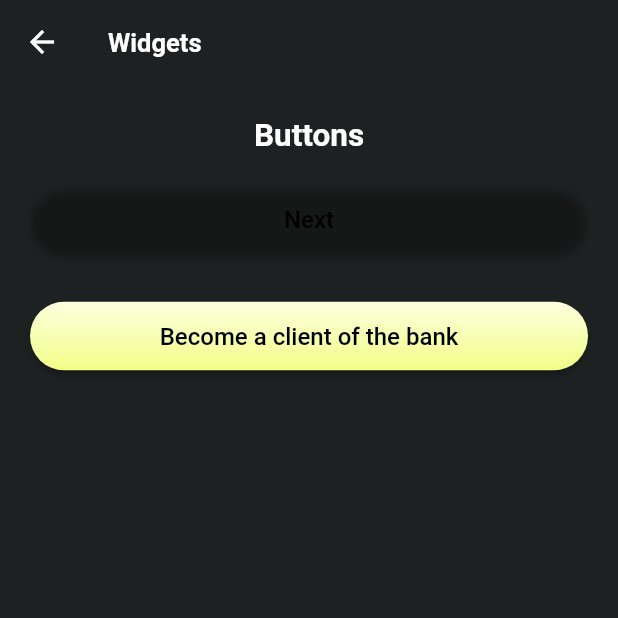
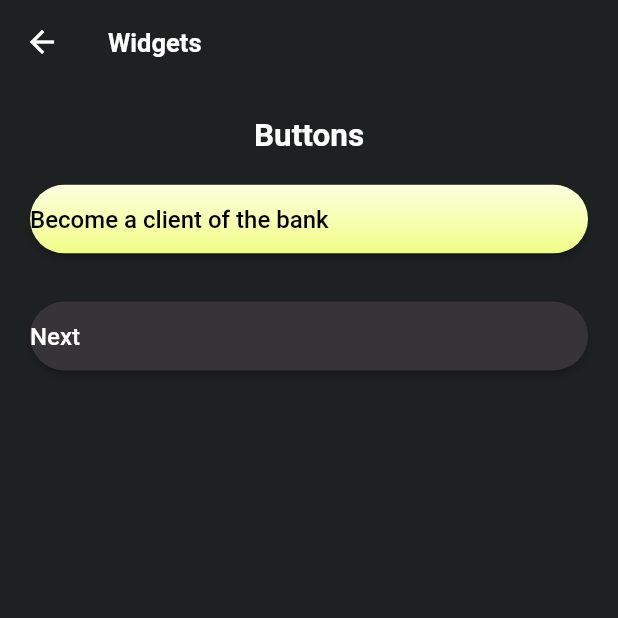
Before and after one commit to kamskr/lou_bank, a Flutter app: the WidgetsScreen screen opened directly, on a phone screen of 412 x 824 dp, the top half of it. Run offline on Flutter 3.47's test engine with Material 2 defaults, Android fonts, the phone set to English and light mode, and no system bars; our stand-ins replace bloc, flutter_bloc; generated files the repository leaves out were written again.

Commit message:
fix: fix button colors

```diff
--- a/packages/lou_bank_ui/lib/src/widgets/lou_button.dart
+++ b/packages/lou_bank_ui/lib/src/widgets/lou_button.dart
@@ -15,6 +15,8 @@ class LouButton extends StatelessWidget {
   @override
   Widget build(BuildContext context) {
     return _ButtonWrapper(
+      primary: LouColors.grey3,
+      onPrimary: LouColors.white,
       onPressed: onPressed,
       child: _ButtonContent(text: text),
     );
@@ -34,6 +36,8 @@ class LouGradientButton extends StatelessWidget {
   @override
   Widget build(BuildContext context) {
     return _ButtonWrapper(
+      primary: LouColors.transparent,
+      onPrimary: LouColors.black,
       onPressed: onPressed,
       child: Ink(
         decoration: BoxDecoration(
@@ -54,9 +58,16 @@ class LouGradientButton extends StatelessWidget {
 }
 
 class _ButtonWrapper extends StatelessWidget {
-  const _ButtonWrapper({Key? key, required this.onPressed, required this.child})
+  const _ButtonWrapper(
+      {Key? key,
+      required this.primary,
+      required this.onPrimary,
+      required this.onPressed,
+      required this.child})
       : super(key: key);
 
+  final Color primary;
+  final Color onPrimary;
   final VoidCallback onPressed;
   final Widget child;
 
@@ -64,8 +75,8 @@ class _ButtonWrapper extends StatelessWidget {
   Widget build(BuildContext context) {
     return ElevatedButton(
       style: ElevatedButton.styleFrom(
-        primary: LouColors.transparent,
-        onPrimary: LouColors.black,
+        primary: primary,
+        onPrimary: onPrimary,
         shape: const RoundedRectangleBorder(
           borderRadius: BorderRadius.all(
             Radius.circular(38),
@@ -80,18 +91,30 @@ class _ButtonWrapper extends StatelessWidget {
 }
 
 class _ButtonContent extends StatelessWidget {
-  const _ButtonContent({Key? key, required this.text}) : super(key: key);
+  const _ButtonContent({
+    Key? key,
+    required this.text,
+  }) : super(key: key);
 
   final String text;
 
   @override
   Widget build(BuildContext context) {
-    return Container(
+    return Padding(
       padding: const EdgeInsets.symmetric(vertical: 13),
-      margin: EdgeInsets.zero,
-      width: double.infinity,
-      alignment: Alignment.center,
-      child: Text(text),
+      child: Align(
+        alignment: Alignment.center,
+        child: SizedBox(
+          width: double.infinity,
+          child: Text(text),
+        ),
+      ),
     );
   }
 }
+
+// return Container(
+//       padding: const EdgeInsets.symmetric(vertical: 13),
+//       margin: EdgeInsets.zero,
+//       child: Text(text),
+//     );
--- a/packages/lou_bank_ui/lou_bank_gallery/lib/screens/widgets_screen.dart
+++ b/packages/lou_bank_ui/lou_bank_gallery/lib/screens/widgets_screen.dart
@@ -25,13 +25,13 @@ class WidgetsScreen extends StatelessWidget {
               padding: const EdgeInsets.symmetric(horizontal: 20.0),
               child: Column(
                 children: <Widget>[
-                  LouButton(
-                    text: 'Next',
+                  LouGradientButton(
+                    text: 'Become a client of the bank',
                     onPressed: () => {},
                   ),
                   const SizedBox(height: 30),
-                  LouGradientButton(
-                    text: 'Become a client of the bank',
+                  LouButton(
+                    text: 'Next',
                     onPressed: () => {},
                   ),
                 ],
```
